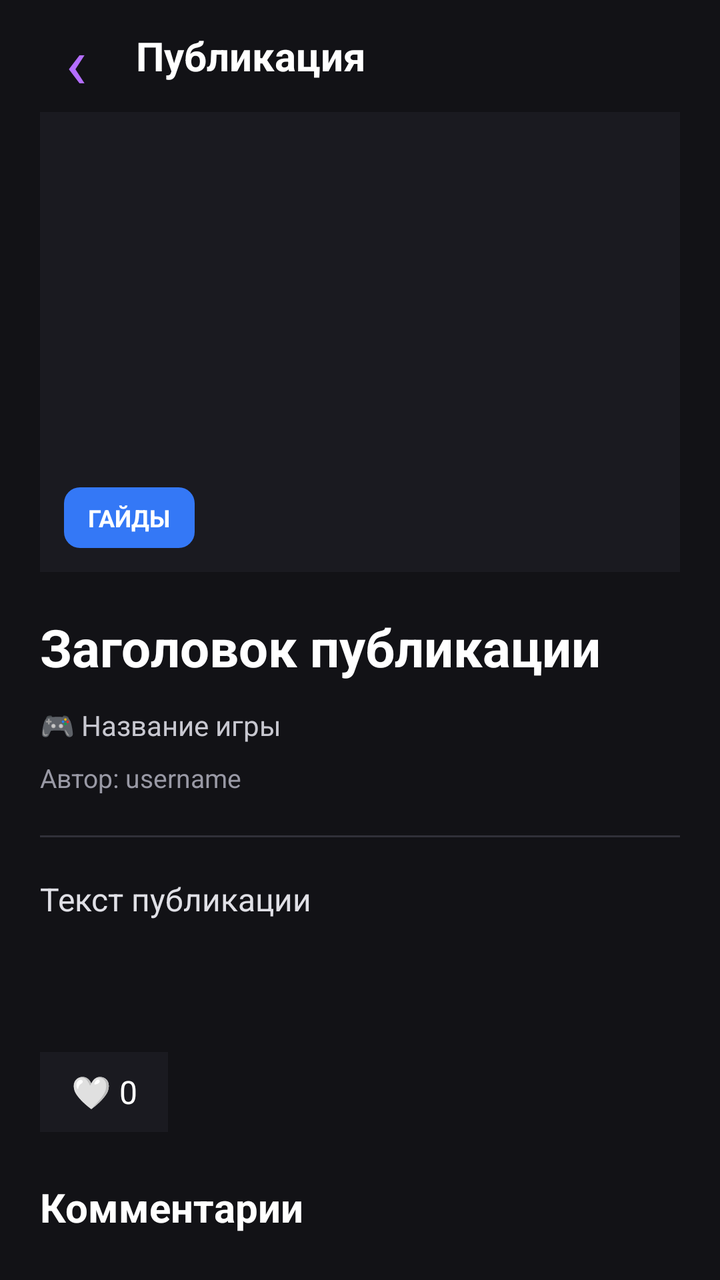
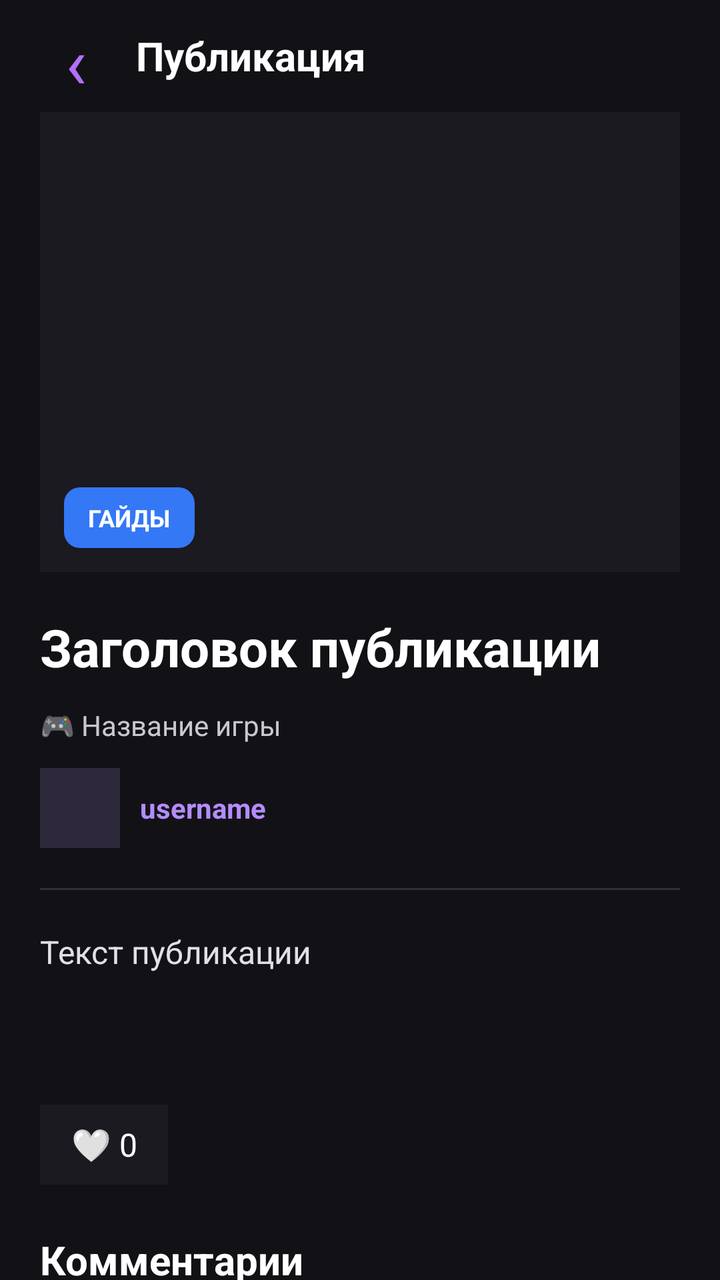

An Android layout rendered at two revisions. The XML below is the earlier revision; the diff shows what the commit changed to produce the second picture.
<!-- AndroidManifest.xml: application theme Theme.GamerHub -->
<!-- res/layout/screen_post_details.xml -->
<?xml version="1.0" encoding="utf-8"?>
<androidx.constraintlayout.widget.ConstraintLayout
    xmlns:android="http://schemas.android.com/apk/res/android"
    xmlns:app="http://schemas.android.com/apk/res-auto"
    android:layout_width="match_parent"
    android:layout_height="match_parent"
    android:background="#121216">

    
    <LinearLayout
        android:id="@+id/postDetailsToolbar"
        android:layout_width="0dp"
        android:layout_height="56dp"
        android:gravity="center_vertical"
        android:orientation="horizontal"
        android:paddingStart="16dp"
        android:paddingEnd="16dp"
        app:layout_constraintTop_toTopOf="parent"
        app:layout_constraintStart_toStartOf="parent"
        app:layout_constraintEnd_toEndOf="parent">

        <TextView
            android:id="@+id/postDetailsBackButton"
            android:layout_width="44dp"
            android:layout_height="44dp"
            android:gravity="center"
            android:text="‹"
            android:textColor="#B46EFF"
            android:textSize="36sp"
            android:clickable="true"
            android:focusable="true"
            android:contentDescription="Назад" />

        <TextView
            android:layout_width="wrap_content"
            android:layout_height="wrap_content"
            android:layout_marginStart="8dp"
            android:text="Публикация"
            android:textColor="#FFFFFF"
            android:textSize="20sp"
            android:textStyle="bold" />

        <Space
            android:layout_width="0dp"
            android:layout_height="1dp"
            android:layout_weight="1" />

        <TextView
            android:id="@+id/postDetailsEditButton"
            android:layout_width="wrap_content"
            android:layout_height="40dp"
            android:gravity="center"
            android:paddingStart="14dp"
            android:paddingEnd="14dp"
            android:background="@drawable/bg_create_button"
            android:text="✎ Редактировать"
            android:textColor="#FFFFFF"
            android:textSize="13sp"
            android:clickable="true"
            android:focusable="true"
            android:visibility="gone" />

    </LinearLayout>

    
    <androidx.core.widget.NestedScrollView
        android:id="@+id/postDetailsScroll"
        android:layout_width="0dp"
        android:layout_height="0dp"
        android:fillViewport="true"
        app:layout_constraintTop_toBottomOf="@id/postDetailsToolbar"
        app:layout_constraintBottom_toBottomOf="parent"
        app:layout_constraintStart_toStartOf="parent"
        app:layout_constraintEnd_toEndOf="parent">

        <LinearLayout
            android:layout_width="match_parent"
            android:layout_height="wrap_content"
            android:orientation="vertical"
            android:paddingStart="20dp"
            android:paddingEnd="20dp"
            android:paddingBottom="32dp">

            
            <FrameLayout
                android:layout_width="match_parent"
                android:layout_height="230dp"
                android:background="#1A1A20">

                
                <ImageView
                    android:id="@+id/postDetailsImage"
                    android:layout_width="match_parent"
                    android:layout_height="match_parent"
                    android:scaleType="centerCrop"
                    android:contentDescription="Обложка публикации" />

                
                <TextView
                    android:id="@+id/postDetailsType"
                    android:layout_width="wrap_content"
                    android:layout_height="wrap_content"
                    android:layout_gravity="bottom|start"
                    android:layout_margin="12dp"
                    android:background="@drawable/bg_post_category"
                    android:paddingStart="12dp"
                    android:paddingEnd="12dp"
                    android:paddingTop="7dp"
                    android:paddingBottom="7dp"
                    android:text="ГАЙДЫ"
                    android:textColor="#FFFFFF"
                    android:textSize="12sp"
                    android:textStyle="bold" />

            </FrameLayout>

            
            <TextView
                android:id="@+id/postDetailsTitle"
                android:layout_width="match_parent"
                android:layout_height="wrap_content"
                android:layout_marginTop="20dp"
                android:text="Заголовок публикации"
                android:textColor="#FFFFFF"
                android:textSize="26sp"
                android:textStyle="bold" />

            
            <TextView
                android:id="@+id/postDetailsGame"
                android:layout_width="match_parent"
                android:layout_height="wrap_content"
                android:layout_marginTop="12dp"
                android:text="🎮 Название игры"
                android:textColor="#C8C8D0"
                android:textSize="14sp" />

            
            <TextView
                android:id="@+id/postDetailsAuthor"
                android:layout_width="match_parent"
                android:layout_height="wrap_content"
                android:layout_marginTop="8dp"
                android:text="Автор: username"
                android:textColor="#9999A5"
                android:textSize="13sp" />

            
            <View
                android:layout_width="match_parent"
                android:layout_height="1dp"
                android:layout_marginTop="20dp"
                android:layout_marginBottom="20dp"
                android:background="#303039" />

            
            <TextView
                android:id="@+id/postDetailsContent"
                android:layout_width="match_parent"
                android:layout_height="wrap_content"
                android:layout_marginTop="0dp"
                android:gravity="top|start"
                android:scrollbars="none"
                android:overScrollMode="never"
                android:text="Текст публикации"
                android:textColor="#E0E0E6"
                android:textSize="16sp"
                android:lineSpacingExtra="6dp" />
            
            <TextView
                android:id="@+id/postDetailsTags"
                android:layout_width="match_parent"
                android:layout_height="wrap_content"
                android:layout_marginTop="24dp"
                android:textColor="#B46EFF"
                android:textSize="13sp" />

            
            <LinearLayout
                android:id="@+id/postLikesPanel"
                android:layout_width="wrap_content"
                android:layout_height="wrap_content"
                android:layout_marginTop="24dp"
                android:orientation="horizontal"
                android:gravity="center_vertical">

                <TextView
                    android:id="@+id/postLikeButton"
                    android:layout_width="wrap_content"
                    android:layout_height="40dp"
                    android:minWidth="64dp"
                    android:gravity="center"
                    android:paddingStart="12dp"
                    android:paddingEnd="12dp"
                    android:background="#1A1A20"
                    android:text="🤍 0"
                    android:textColor="#FFFFFF"
                    android:textSize="16sp"
                    android:clickable="true"
                    android:focusable="true"
                    android:contentDescription="Поставить или убрать лайк" />

            </LinearLayout>

            
            <LinearLayout
                android:id="@+id/commentsSection"
                android:layout_width="match_parent"
                android:layout_height="wrap_content"
                android:layout_marginTop="24dp"
                android:orientation="vertical">

                <TextView
                    android:layout_width="match_parent"
                    android:layout_height="wrap_content"
                    android:text="Комментарии"
                    android:textColor="#FFFFFF"
                    android:textSize="20sp"
                    android:textStyle="bold" />

                <LinearLayout
                    android:id="@+id/commentsContainer"
                    android:layout_width="match_parent"
                    android:layout_height="wrap_content"
                    android:layout_marginTop="12dp"
                    android:orientation="vertical" />

                <TextView
                    android:id="@+id/commentsEmptyText"
                    android:layout_width="match_parent"
                    android:layout_height="wrap_content"
                    android:paddingTop="8dp"
                    android:paddingBottom="8dp"
                    android:text="Пока нет комментариев. Будь первым!"
                    android:textColor="#A0A0AA"
                    android:textSize="14sp" />

                <EditText
                    android:id="@+id/commentInput"
                    android:layout_width="match_parent"
                    android:layout_height="wrap_content"
                    android:layout_marginTop="12dp"
                    android:background="@drawable/bg_search"
                    android:hint="Напиши комментарий..."
                    android:inputType="textCapSentences|textMultiLine"
                    android:maxLength="1000"
                    android:minHeight="52dp"
                    android:padding="12dp"
                    android:textColor="#FFFFFF"
                    android:textColorHint="#A0A0AA" />

                <Button
                    android:id="@+id/sendCommentButton"
                    android:layout_width="match_parent"
                    android:layout_height="48dp"
                    android:layout_marginTop="8dp"
                    android:backgroundTint="#3478F6"
                    android:text="Отправить"
                    android:textColor="#FFFFFF" />

            </LinearLayout>


        </LinearLayout>

    </androidx.core.widget.NestedScrollView>

</androidx.constraintlayout.widget.ConstraintLayout>
<!-- resources referenced by this layout -->
<resources>
  <!-- drawable bg_create_button (drawable) -->
  <?xml version="1.0" encoding="utf-8"?>
  <shape xmlns:android="http://schemas.android.com/apk/res/android">
      <solid android:color="#9B5CFF" />
  
      <corners android:radius="10dp" />
  
      <solid android:color="#7C4DFF" />
  
  </shape>
  <!-- drawable bg_post_category (drawable) -->
  <?xml version="1.0" encoding="utf-8"?>
  <shape xmlns:android="http://schemas.android.com/apk/res/android"
      android:shape="rectangle">
  
      <solid android:color="#3478F6" />
  
      <corners android:radius="8dp" />
  
  </shape>
  <!-- drawable bg_search (drawable) -->
  <?xml version="1.0" encoding="utf-8"?>
  <shape xmlns:android="http://schemas.android.com/apk/res/android"
      android:shape="rectangle">
  
      <solid android:color="#1A1A20" />
  
      <corners android:radius="14dp" />
  
      <stroke
          android:width="1dp"
          android:color="#2A2A32" />
  
  </shape>
  <style name="Theme.GamerHub" parent="Base.Theme.GamerHub" />
  <style name="Base.Theme.GamerHub" parent="Theme.Material3.DayNight.NoActionBar">
          
          
      </style>
</resources>

<!-- the commit's change to res/layout/screen_post_details.xml (unified diff, before → after) -->
@@ -136,14 +136,33 @@
                 android:textSize="14sp" />
 
             
-            <TextView
-                android:id="@+id/postDetailsAuthor"
-                android:layout_width="match_parent"
-                android:layout_height="wrap_content"
-                android:layout_marginTop="8dp"
-                android:text="Автор: username"
-                android:textColor="#9999A5"
-                android:textSize="13sp" />
+            <LinearLayout
+                android:id="@+id/postDetailsAuthorContainer"
+                android:layout_width="wrap_content"
+                android:layout_height="wrap_content"
+                android:layout_marginTop="12dp"
+                android:gravity="center_vertical"
+                android:orientation="horizontal">
+
+                <ImageView
+                    android:id="@+id/postDetailsAuthorAvatar"
+                    android:layout_width="40dp"
+                    android:layout_height="40dp"
+                    android:scaleType="centerCrop"
+                    android:background="#2D283C"
+                    android:contentDescription="Аватар автора" />
+
+                <TextView
+                    android:id="@+id/postDetailsAuthor"
+                    android:layout_width="wrap_content"
+                    android:layout_height="wrap_content"
+                    android:layout_marginStart="10dp"
+                    android:text="username"
+                    android:textColor="#B48CFF"
+                    android:textSize="14sp"
+                    android:textStyle="bold" />
+
+            </LinearLayout>
 
             
             <View
